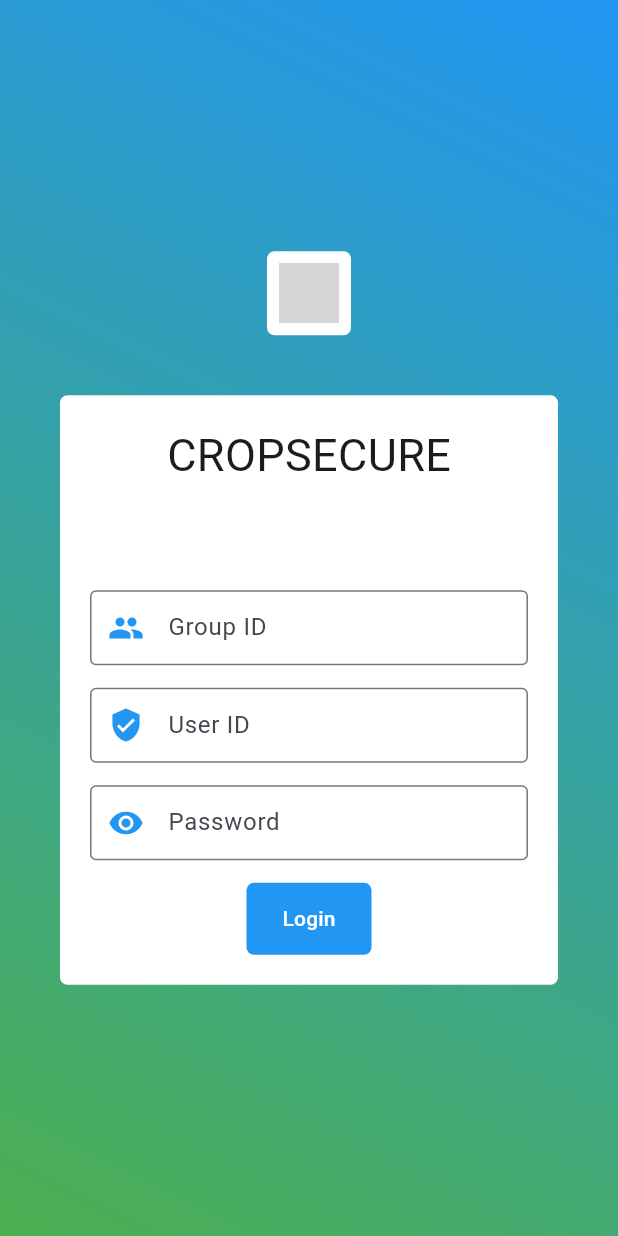
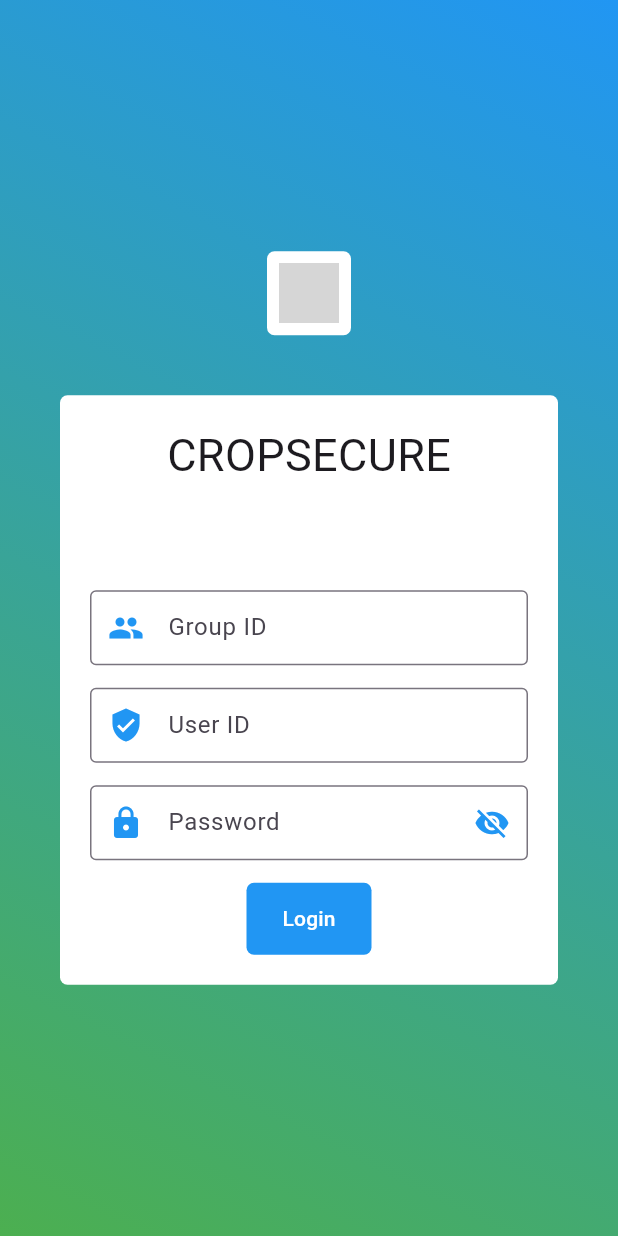
Before and after one commit to Shrishgithub/cropsecure_application, a Flutter app: the screen it shows after launch, on a phone screen of 412 x 824 dp. Run offline on Flutter 3.47's test engine with Material 3 defaults, Android fonts, the light colour scheme and no system bars; our stand-ins replace flutter_spinkit, fluttertoast, google_maps_flutter, multi_select_flutter, shared_preferences, sqflite and 1 more; accounts and stored records are empty; grey boxes are pictures that could not be loaded.

Commit message:
13
API is change so all required changes are done

```diff
--- a/lib/Model/locationcount.dart
+++ b/lib/Model/locationcount.dart
@@ -66,7 +66,7 @@ class DatumLocMdl {
         lat: json["lat"],
         lon: json["lon"],
         level2: json["level2"],
-        level3: json["level3"],
+        level3: json["level3"] ?? -1,
         count: json["count"].toString(),
       );
 
--- a/lib/Utils/api_payload.dart
+++ b/lib/Utils/api_payload.dart
@@ -37,7 +37,7 @@ class ApiPayload {
     return {
       "level1_id": level1Id,
       "level2_id": level2Id,
-      "level3_id": level3Id,
+      if (level3Id != -1) "level3_id": level3Id,
       "userId": userId
     };
   }
--- a/lib/homepage.dart
+++ b/lib/homepage.dart
@@ -22,6 +22,7 @@ class _MyHomePageState extends State<MyHomePage> {
   TextEditingController _groupIdController = TextEditingController();
   TextEditingController _userIdController = TextEditingController();
   TextEditingController _passwordController = TextEditingController();
+  bool _obscureText = true;
 
   @override
   Widget build(BuildContext context) {
@@ -77,8 +78,8 @@ class _MyHomePageState extends State<MyHomePage> {
                         _groupIdController, "Group ID", false, Icons.group),
                     loginData(_userIdController, "User ID", false,
                         Icons.verified_user),
-                    loginData(_passwordController, "Password", true,
-                        Icons.remove_red_eye),
+                    loginData(
+                        _passwordController, "Password", true, Icons.lock),
                     // SizedBox(
                     //   height: 30,
                     // ),
@@ -122,8 +123,23 @@ class _MyHomePageState extends State<MyHomePage> {
       margin: EdgeInsets.only(bottom: 15.0, left: 20.0, right: 20.0),
       child: TextFormField(
         controller: groupIdController,
-        obscureText: obscureText,
+        obscureText: obscureText && groupIdController == _passwordController
+            ? _obscureText
+            : false,
         decoration: InputDecoration(
+          suffixIcon: _passwordController == groupIdController
+              ? IconButton(
+                  onPressed: () {
+                    setState(() {
+                      _obscureText = !_obscureText;
+                    });
+                  },
+                  icon: Icon(
+                    _obscureText ? Icons.visibility_off : Icons.visibility,
+                    color: Colors.blue,
+                  ),
+                )
+              : null,
           labelText: name,
           border: OutlineInputBorder(),
           prefixIcon: Icon(
@@ -163,19 +179,6 @@ class _MyHomePageState extends State<MyHomePage> {
   //   //     _passwordController.text);
   // }
   Future<void> onTapLogin() async {
-    // Show loading indicator
-    // FocusManager.instance.primaryFocus?.unfocus();
-    // showDialog(
-    //   context: context,
-    //   barrierDismissible: false, // Prevent user from dismissing the dialog
-    //   builder: (BuildContext context) {
-    //     return const Center(
-    //       child: CircularProgressIndicator(
-    //         valueColor: AlwaysStoppedAnimation<Color>(Colors.blue),
-    //       ),
-    //     );
-    //   },
-    // );
     if (await muIsNetworkAvailable()) {
       try {
         dialogLoader(context, 'Loading...');
--- a/lib/leveldialog.dart
+++ b/lib/leveldialog.dart
@@ -274,8 +274,9 @@ class _MyDialogState extends State<MyDialog> {
         "level2_id": _selectedDistricts
             .map((district) => _districtIdMap[district])
             .toList(),
-        "level3_id":
-            _selectedBlocks.map((block) => _blockIdMap[block]).toList(),
+        if (_selectedDistricts.length < 4)
+          "level3_id":
+              _selectedBlocks.map((block) => _blockIdMap[block]).toList(),
         "userId": userId
       };
 
```
Also changed, not shown: lib/listdata.dart (+59 -35 lines).
